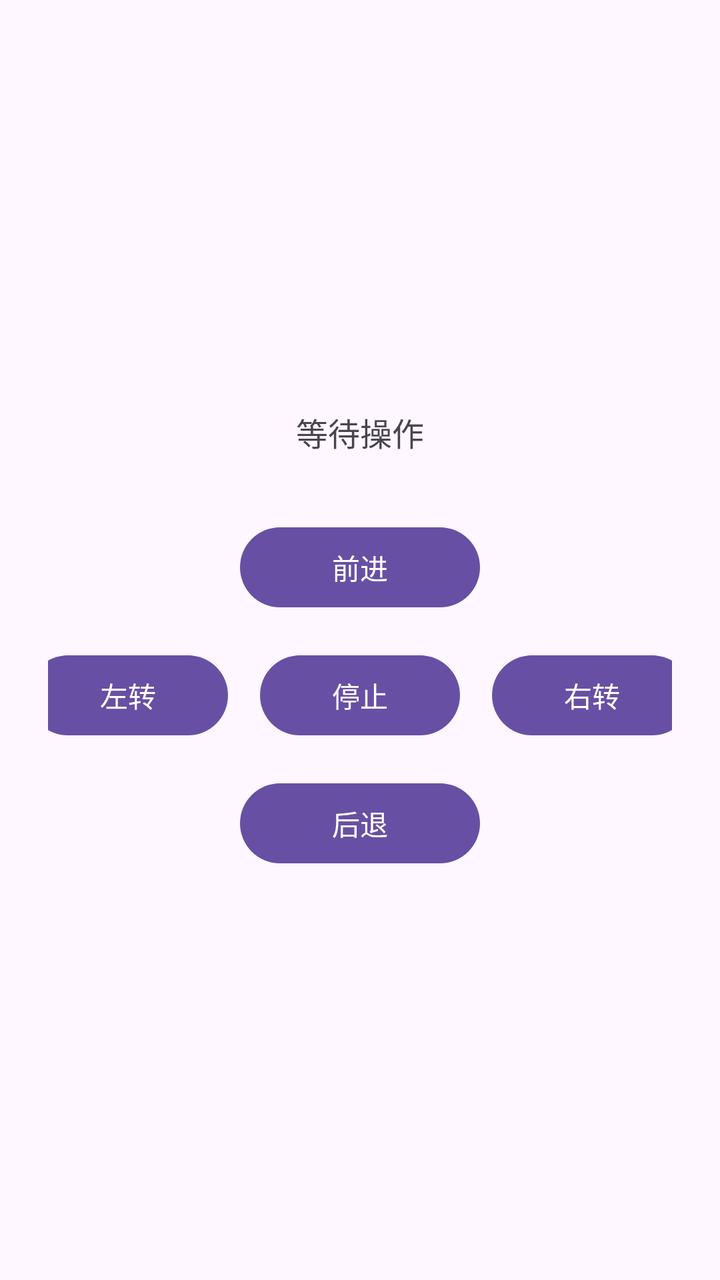
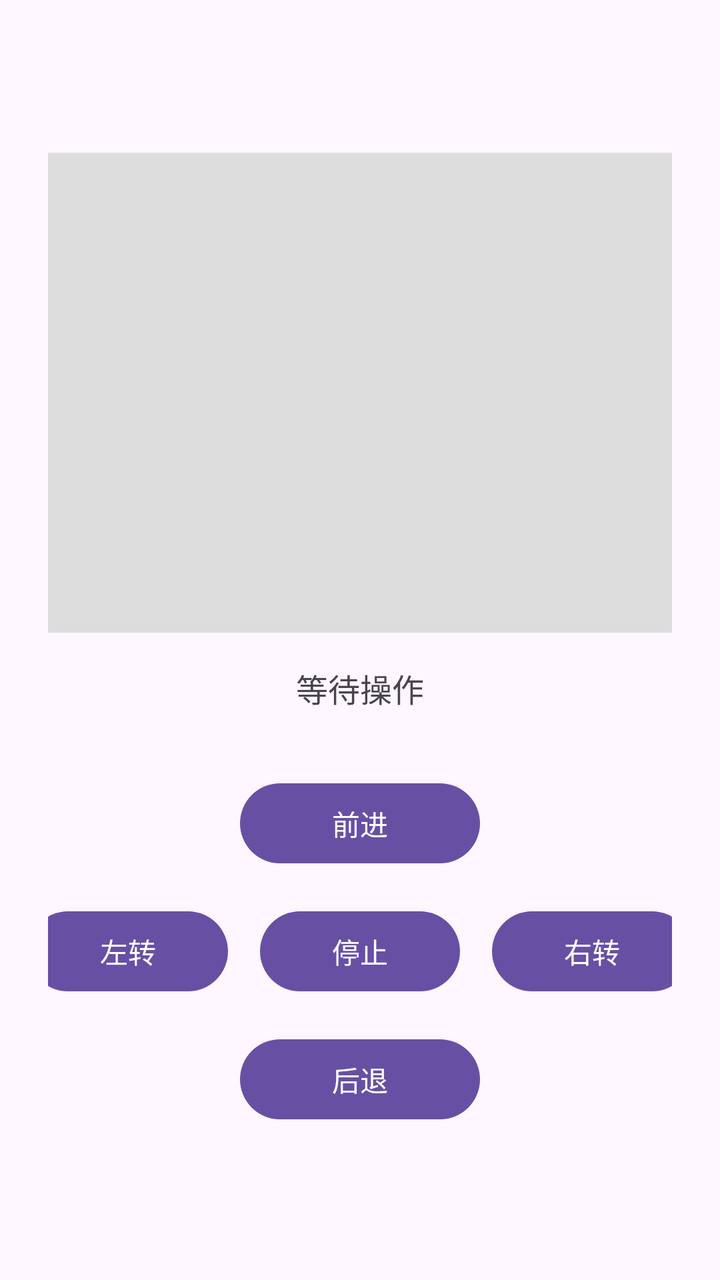

The first picture is an Android layout as it rendered before a commit; the second is the same layout after the commit. The layout source and the unified diff follow.
<!-- AndroidManifest.xml: application theme Theme.CarApp -->
<!-- res/layout/activity_main.xml -->
<?xml version="1.0" encoding="utf-8"?>
<LinearLayout xmlns:android="http://schemas.android.com/apk/res/android"
    android:layout_width="match_parent"
    android:layout_height="match_parent"
    android:orientation="vertical"
    android:gravity="center"
    android:padding="24dp">

    
    <TextView
        android:id="@+id/tvStatus"
        android:layout_width="match_parent"
        android:layout_height="wrap_content"
        android:text="等待操作"
        android:textSize="16sp"
        android:gravity="center"
        android:layout_marginBottom="32dp" />

    
    <Button
        android:id="@+id/btnForward"
        android:layout_width="120dp"
        android:layout_height="wrap_content"
        android:text="前进"
        android:layout_marginBottom="16dp" />

    
    <LinearLayout
        android:layout_width="wrap_content"
        android:layout_height="wrap_content"
        android:orientation="horizontal"
        android:gravity="center">

        <Button
            android:id="@+id/btnLeft"
            android:layout_width="100dp"
            android:layout_height="wrap_content"
            android:text="左转"
            android:layout_marginEnd="16dp" />

        <Button
            android:id="@+id/btnStop"
            android:layout_width="100dp"
            android:layout_height="wrap_content"
            android:text="停止"
            android:layout_marginEnd="16dp" />

        <Button
            android:id="@+id/btnRight"
            android:layout_width="100dp"
            android:layout_height="wrap_content"
            android:text="右转" />

    </LinearLayout>

    
    <Button
        android:id="@+id/btnBackward"
        android:layout_width="120dp"
        android:layout_height="wrap_content"
        android:text="后退"
        android:layout_marginTop="16dp" />

</LinearLayout>
<!-- resources referenced by this layout -->
<resources>
  <style name="Theme.CarApp" parent="Base.Theme.CarApp" />
  <style name="Base.Theme.CarApp" parent="Theme.Material3.DayNight.NoActionBar">
          
          
      </style>
</resources>

<!-- the commit's change to res/layout/activity_main.xml (unified diff, before → after) -->
@@ -5,6 +5,16 @@
     android:orientation="vertical"
     android:gravity="center"
     android:padding="24dp">
+
+    
+    <ImageView
+        android:id="@+id/ivCamera"
+        android:layout_width="match_parent"
+        android:layout_height="240dp"
+        android:scaleType="centerCrop"
+        android:background="#DDDDDD"
+        android:contentDescription="小车摄像头画面"
+        android:layout_marginBottom="16dp" />
 
     
     <TextView
